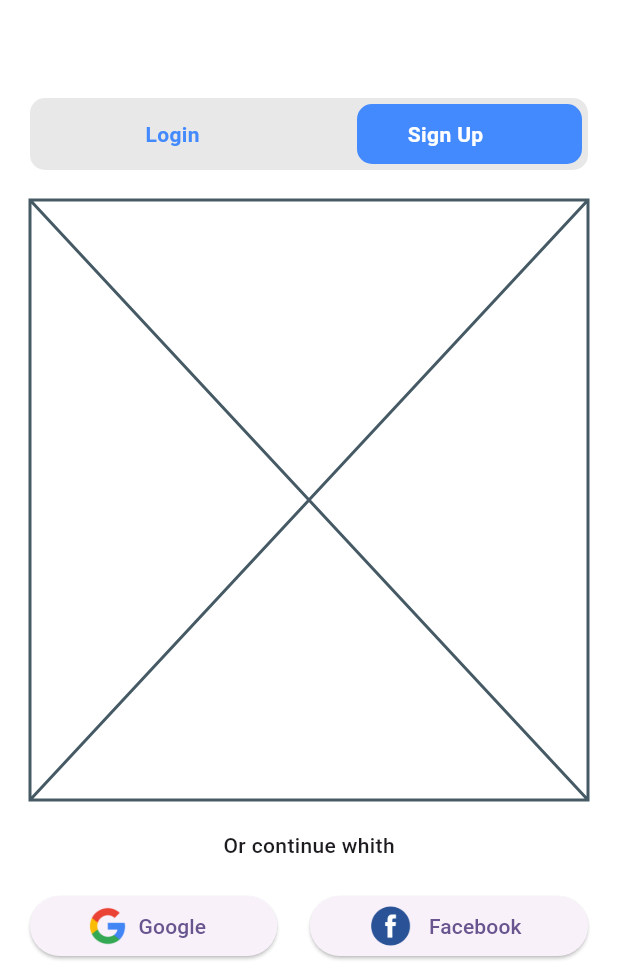
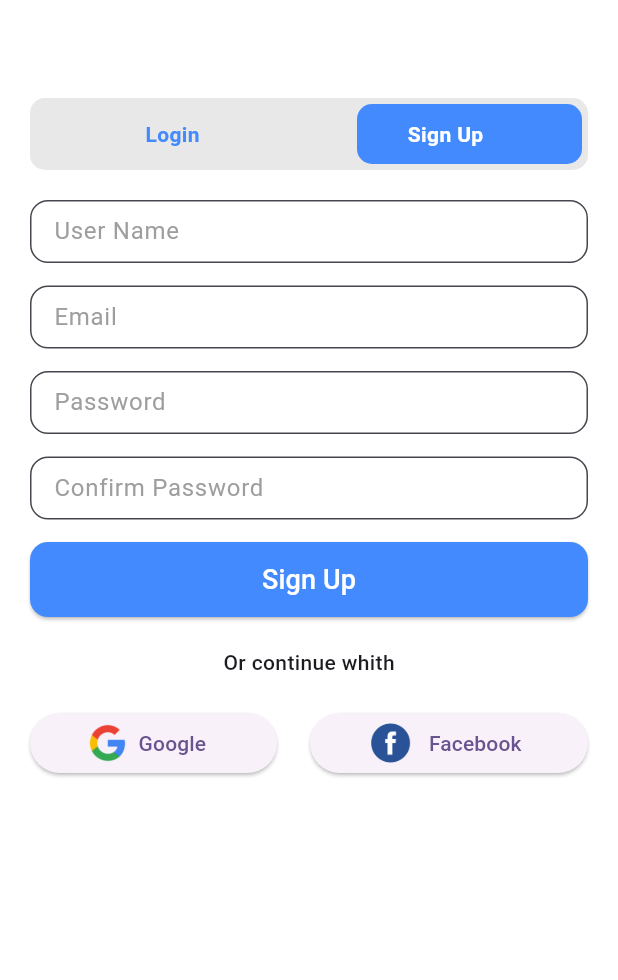
Before and after one commit to ExauceAk/SafeChat-flutter, a Flutter app: the screen it shows after launch, after a tap on "Sign Up", on a phone screen of 412 x 824 dp, the part 256-1236 px from its top. Run offline on Flutter 3.47's test engine with Material 3 defaults, Android fonts, the light colour scheme and no system bars; our stand-ins replace dio, flutter_bloc, flutter_secure_storage.

Commit message:
feat: register page

```diff
--- a/lib/widgets/form/login_form_widget.dart
+++ b/lib/widgets/form/login_form_widget.dart
@@ -13,29 +13,32 @@ class LoginFormWidget extends StatefulWidget {
 class _LoginFormWidgetState extends State<LoginFormWidget> {
   final emailController = TextEditingController();
   final passwordController = TextEditingController();
+  bool isRememberMe = false;
+
+
   @override
   Widget build(BuildContext context) {
-    return  Container(
+    return Container(
       width: double.infinity,
       decoration: const BoxDecoration(color: Colors.white),
       child: Column(
+        spacing: 15,
         crossAxisAlignment: CrossAxisAlignment.stretch,
         children: [
           buildTextField(emailController, "Email"),
-          const SizedBox(height: 10),
-          buildTextField(
-            passwordController,
-            "Password",
-            isPassword: true,
-          ),
+          buildTextField(passwordController, "Password", isPassword: true),
           Row(
             mainAxisAlignment: MainAxisAlignment.spaceBetween,
             children: [
               Row(
                 children: [
                   Checkbox(
-                    value: true,
-                    onChanged: (v) {},
+                    value: isRememberMe,
+                    onChanged: (v) {
+                      setState(() {
+                        isRememberMe = v!;
+                      });
+                    },
                     activeColor: Colors.blueAccent,
                   ),
                   const Text("Remember me"),
@@ -59,17 +62,12 @@ class _LoginFormWidgetState extends State<LoginFormWidget> {
               onPressed: () {
                 Navigator.pushReplacement(
                   context,
-                  MaterialPageRoute(
-                    builder: (context) => HomeScreen(),
-                  ),
+                  MaterialPageRoute(builder: (context) => HomeScreen()),
                 );
               },
               child: const Text(
                 "Login",
-                style: TextStyle(
-                  fontSize: 18,
-                  color: Colors.white,
-                ),
+                style: TextStyle(fontSize: 18, color: Colors.white),
               ),
             ),
           ),
--- a/lib/widgets/form/register_form_widget.dart
+++ b/lib/widgets/form/register_form_widget.dart
@@ -1,4 +1,7 @@
 import 'package:flutter/material.dart';
+import '../../screens/home_screen.dart';
+
+import '../text_field_widget.dart';
 
 class RegisterFormWidget extends StatefulWidget {
   const RegisterFormWidget({super.key});
@@ -8,8 +11,51 @@ class RegisterFormWidget extends StatefulWidget {
 }
 
 class _RegisterFormWidgetState extends State<RegisterFormWidget> {
+  final userNameController = TextEditingController();
+  final emailController = TextEditingController();
+  final passwordController = TextEditingController();
+  final confirmPasswordController = TextEditingController();
+
   @override
   Widget build(BuildContext context) {
-    return const Placeholder();
+    return Container(
+      width: double.infinity,
+      decoration: const BoxDecoration(color: Colors.white),
+      child: Column(
+        spacing: 15,
+        crossAxisAlignment: CrossAxisAlignment.stretch,
+        children: [
+          buildTextField(userNameController, "User Name "),
+          buildTextField(emailController, "Email"),
+          buildTextField(passwordController, "Password", isPassword: true),
+          buildTextField(
+            confirmPasswordController,
+            "Confirm Password",
+            isPassword: true,
+          ),
+          SizedBox(
+            height: 50,
+            child: ElevatedButton(
+              style: ElevatedButton.styleFrom(
+                backgroundColor: Colors.blueAccent,
+                shape: RoundedRectangleBorder(
+                  borderRadius: BorderRadius.circular(12),
+                ),
+              ),
+              onPressed: () {
+                Navigator.pushReplacement(
+                  context,
+                  MaterialPageRoute(builder: (context) => HomeScreen()),
+                );
+              },
+              child: const Text(
+                "Sign Up",
+                style: TextStyle(fontSize: 18, color: Colors.white),
+              ),
+            ),
+          ),
+        ],
+      ),
+    );
   }
 }
```
